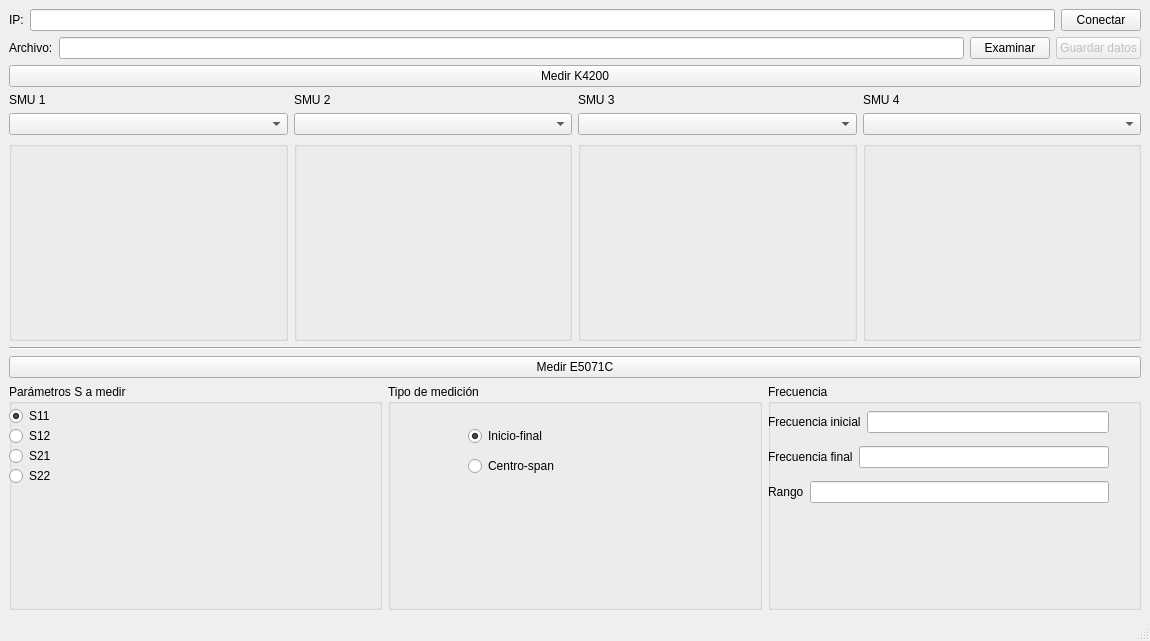
Qt form gui/ui/Keithley.ui (jsantos17/Tesis) before a commit.
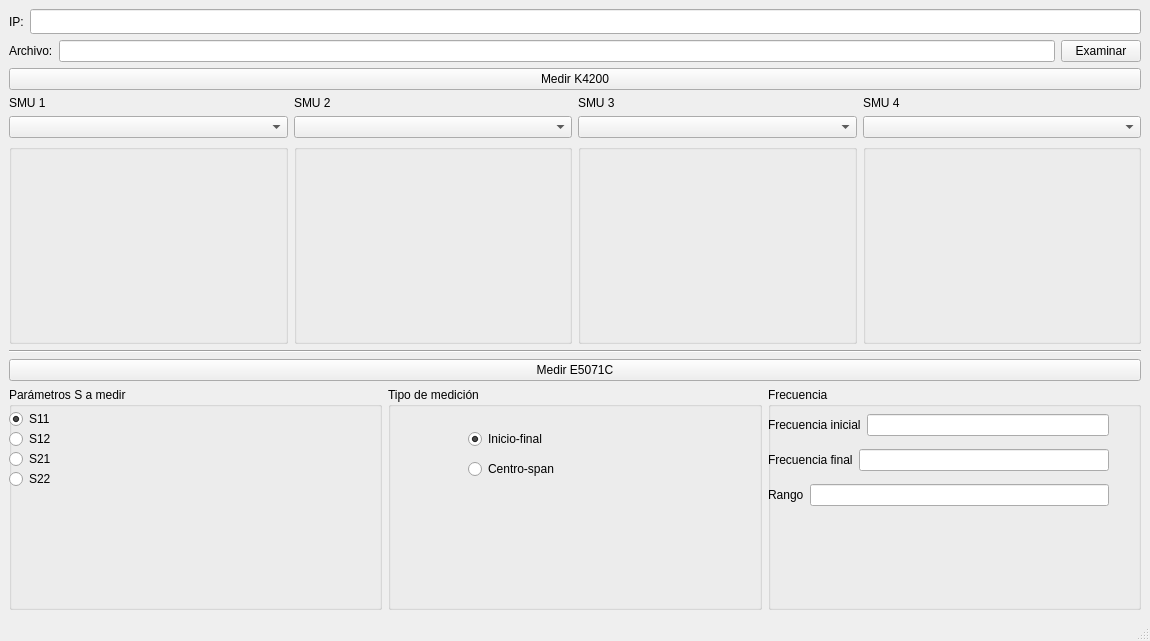
The same form after that commit.

Patch:
```diff
--- a/gui/ui/Keithley.ui
+++ b/gui/ui/Keithley.ui
@@ -215,13 +215,6 @@
           </property>
          </widget>
         </item>
-        <item>
-         <widget class="QPushButton" name="connect_button">
-          <property name="text">
-           <string>Conectar</string>
-          </property>
-         </widget>
-        </item>
        </layout>
       </item>
       <item>
@@ -256,16 +249,6 @@
           </property>
          </widget>
         </item>
-        <item>
-         <widget class="QPushButton" name="save_button">
-          <property name="enabled">
-           <bool>false</bool>
-          </property>
-          <property name="text">
-           <string>Guardar datos</string>
-          </property>
-         </widget>
-        </item>
        </layout>
       </item>
      </layout>
```
